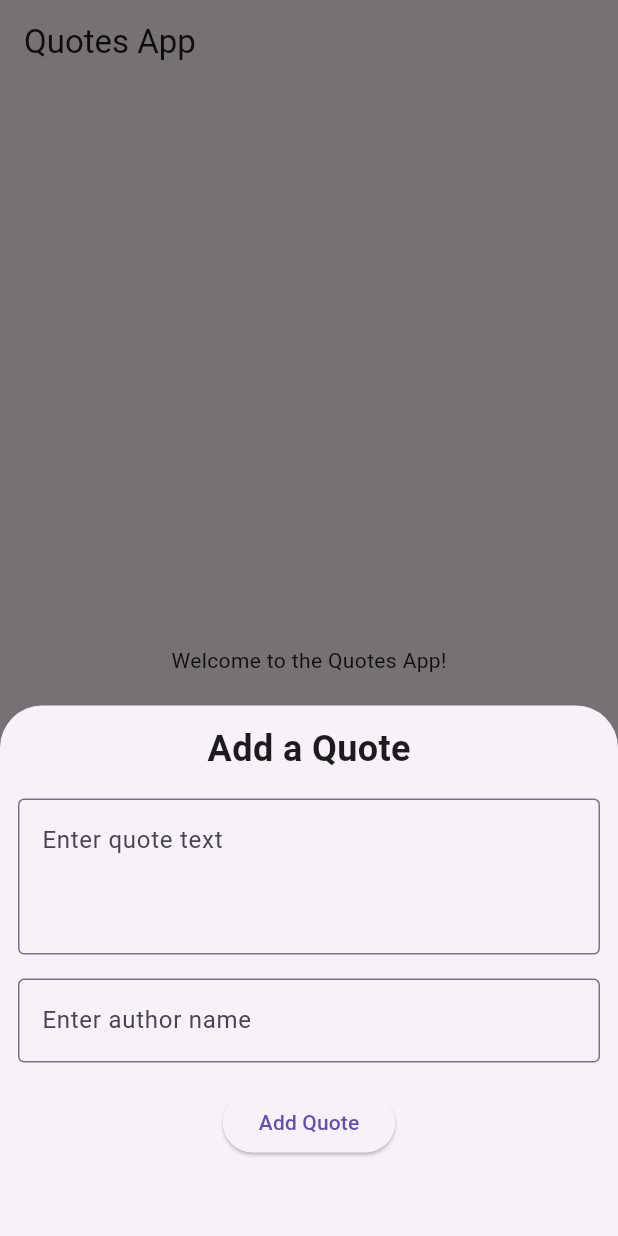
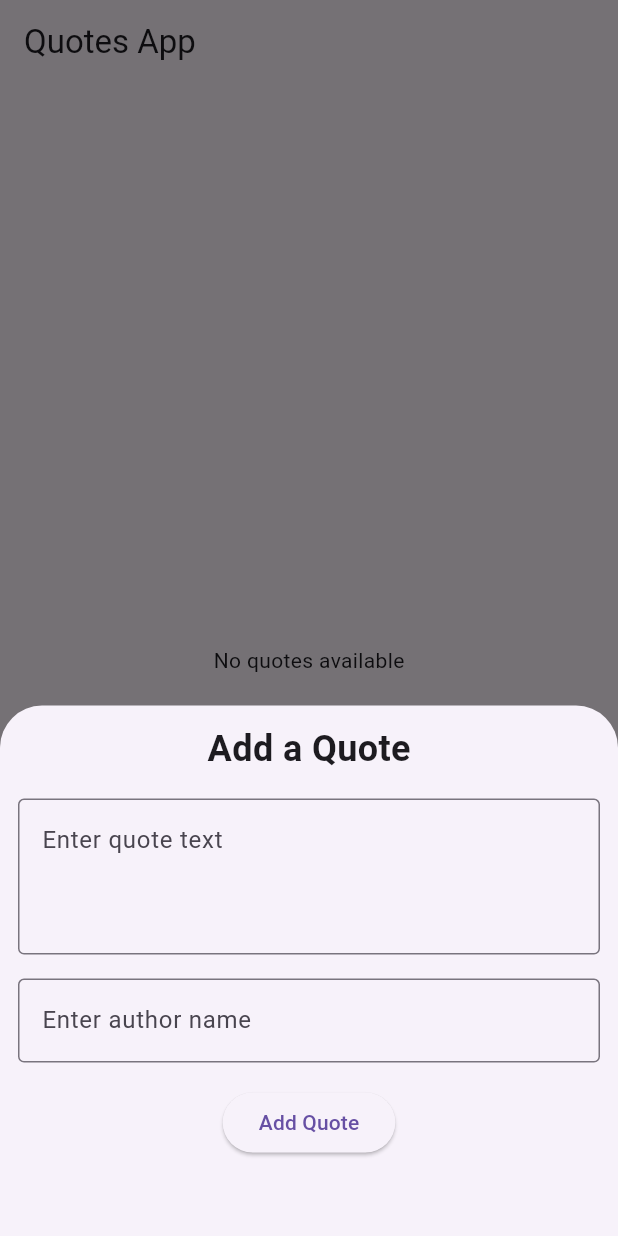
Before and after one commit to malaka96/quotes-app, a Flutter app: the screen it shows after launch, after a tap on the "add" icon, on a phone screen of 412 x 824 dp. Run offline on Flutter 3.47's test engine with Material 3 defaults, Android fonts, the phone set to English and light mode, and no system bars; our stand-ins replace cloud_firestore, firebase_core; accounts and stored records are empty.

Commit message:
get quotes from firestore

```diff
--- a/lib/Models/quotes_model.dart
+++ b/lib/Models/quotes_model.dart
@@ -4,12 +4,14 @@ class Quote {
   String id;
   String quoteText;
   String author;
+  int likeCount;
   DateTime createdAt;
 
   Quote({
     required this.id,
     required this.quoteText,
     required this.author,
+    required this.likeCount,
     required this.createdAt,
   });
 
@@ -18,6 +20,7 @@ class Quote {
       id: id,
       quoteText: json['quote'] as String,
       author: json['author'] as String,
+      likeCount: json['likeCount'],
       createdAt: (json['createdAt'] as Timestamp).toDate(),
     );
   }
--- a/lib/services/quote_service.dart
+++ b/lib/services/quote_service.dart
@@ -11,6 +11,7 @@ class QuoteService {
         id: "",
         quoteText: quoteText,
         author: author,
+        likeCount: 0,
         createdAt: DateTime.now(),
       );
 
@@ -18,9 +19,34 @@ class QuoteService {
 
       final DocumentReference docRef = await _quotesCollection.add(quoteData);
       await docRef.update({'id': docRef.id});
-
     } catch (error) {
       print('error adding quote $error');
     }
   }
+
+  Future<void> toggleLike(String quoteId, String userId, bool isLiked) async {
+    final docRef = _quotesCollection.doc(quoteId);
+
+    if (isLiked) {
+      await docRef.update({
+        'likeCount': FieldValue.increment(-1),
+        //'likedBy': FieldValue.arrayRemove([userId]),
+      });
+    } else {
+      await docRef.update({
+        'likeCount': FieldValue.increment(1),
+        //'likedBy': FieldValue.arrayUnion([userId]),
+      });
+    }
+  }
+
+  Stream<List<Quote>> getQuotes() {
+    return _quotesCollection.snapshots().map(
+      (snapshot) => snapshot.docs
+          .map(
+            (doc) => Quote.fromJson(doc.data() as Map<String, dynamic>, doc.id),
+          )
+          .toList(),
+    );
+  }
 }
--- a/lib/views/home_page.dart
+++ b/lib/views/home_page.dart
@@ -1,5 +1,6 @@
 import 'package:flutter/material.dart';
 import 'package:quotes_app/services/quote_service.dart';
+import 'package:quotes_app/Models/quotes_model.dart';
 
 class HomePage extends StatefulWidget {
   const HomePage({super.key});
@@ -11,6 +12,8 @@ class HomePage extends StatefulWidget {
 class _HomePageState extends State<HomePage> {
   final TextEditingController _quoteController = TextEditingController();
   final TextEditingController _authorController = TextEditingController();
+
+  Set<String> favoriteQuoteIds = {};
 
   @override
   void dispose() {
@@ -56,7 +59,8 @@ class _HomePageState extends State<HomePage> {
                 ElevatedButton(
                   onPressed: () async {
                     // Handle adding the quote
-                    if(_quoteController.text.isEmpty || _authorController.text.isEmpty) {
+                    if (_quoteController.text.isEmpty ||
+                        _authorController.text.isEmpty) {
                       showDialog(
                         context: context,
                         builder: (BuildContext context) {
@@ -98,7 +102,63 @@ class _HomePageState extends State<HomePage> {
   Widget build(BuildContext context) {
     return Scaffold(
       appBar: AppBar(title: Text('Quotes App')),
-      body: Center(child: Text('Welcome to the Quotes App!')),
+      body: StreamBuilder(
+        stream: QuoteService().getQuotes(),
+        builder: (context, snapshot) {
+          if (snapshot.connectionState == ConnectionState.waiting) {
+            return Center(child: CircularProgressIndicator());
+          } else if (snapshot.hasError) {
+            return Center(
+              child: Text('Error Loading Quotes ${snapshot.error}'),
+            );
+          } else if (!snapshot.hasData || snapshot.data!.isEmpty) {
+            return Center(child: Text('No quotes available'));
+          } else {
+            final List<Quote> quotes = snapshot.data!;
+            quotes.sort((a, b) => b.createdAt.compareTo(a.createdAt));
+            return ListView.builder(
+              itemCount: quotes.length,
+              itemBuilder: (context, index) {
+                final Quote quote = quotes[index];
+                final isFavorite = favoriteQuoteIds.contains(quote.id);
+                return Padding(
+                  padding: const EdgeInsets.symmetric(
+                    horizontal: 12,
+                    vertical: 3,
+                  ),
+                  child: Card(
+                    child: ListTile(
+                      title: Text(quote.quoteText),
+                      subtitle: Column(
+                        crossAxisAlignment: CrossAxisAlignment.start,
+                        children: [
+                          Text('Author : ${quote.author}'),
+                          Text('Created At : ${quote.createdAt}'),
+                        ],
+                      ),
+                      trailing: IconButton(
+                        icon: Icon(
+                          Icons.favorite,
+                          color: isFavorite ? Colors.red : Colors.grey,
+                        ),
+                        onPressed: () {
+                          setState(() {
+                            if (isFavorite) {
+                              favoriteQuoteIds.remove(quote.id);
+                            } else {
+                              favoriteQuoteIds.add(quote.id);
+                            }
+                          });
+                        },
+                      ),
+                    ),
+                  ),
+                );
+              },
+            );
+          }
+        },
+      ),
       floatingActionButton: FloatingActionButton(
         onPressed: () {
           _showAddQuoteBottomSheet();
```
